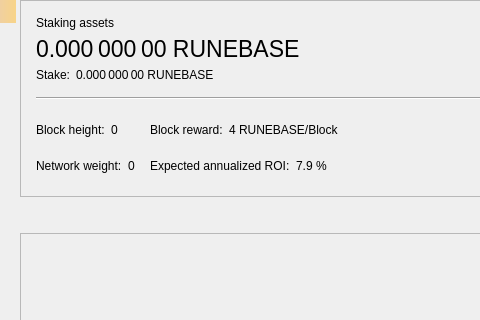
Runebase/runebase, file src/qt/forms/stakepage.ui: the form before one commit; both pictures show x 0 to 480 and y 0 to 320 of the 714 by 450 pixel window.
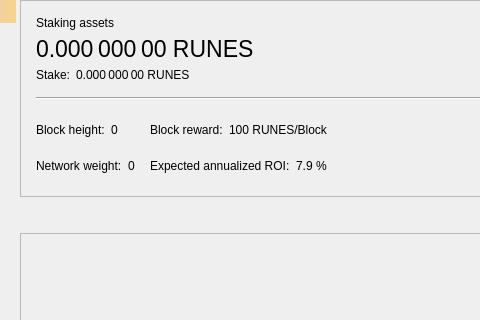
The form after the commit. Custom widgets are drawn as their Qt base class.

What changed in the file:
```diff
--- a/src/qt/forms/stakepage.ui
+++ b/src/qt/forms/stakepage.ui
@@ -69,7 +69,7 @@
            <string>Your current spendable balance</string>
           </property>
           <property name="text">
-           <string notr="true">0.000 000 00 RUNEBASE</string>
+           <string notr="true">0.000 000 00 RUNES</string>
           </property>
           <property name="alignment">
            <set>Qt::AlignLeading|Qt::AlignLeft|Qt::AlignVCenter</set>
@@ -126,7 +126,7 @@
           <item>
            <widget class="QLabel" name="labelStake">
             <property name="text">
-             <string>0.000 000 00 RUNEBASE</string>
+             <string>0.000 000 00 RUNES</string>
             </property>
             <property name="alignment">
              <set>Qt::AlignLeading|Qt::AlignLeft|Qt::AlignVCenter</set>
@@ -258,7 +258,7 @@
           <item>
            <widget class="QLabel" name="labelReward">
             <property name="text">
-             <string>4 RUNEBASE/Block</string>
+             <string>100 RUNES/Block</string>
             </property>
             <property name="alignment">
              <set>Qt::AlignLeading|Qt::AlignLeft|Qt::AlignVCenter</set>
```
